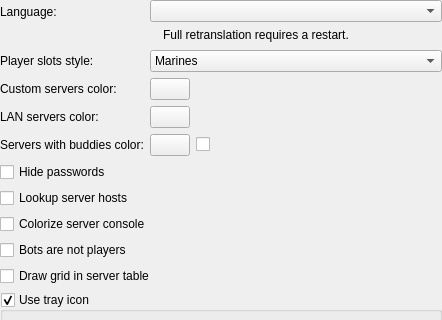
Old version of the form src/core/gui/configuration/cfgappearance.ui in the repository DoomseekerTeam/Doomseeker; both pictures show x 0 to 442 and y 0 to 320 of the 442 by 464 pixel window.
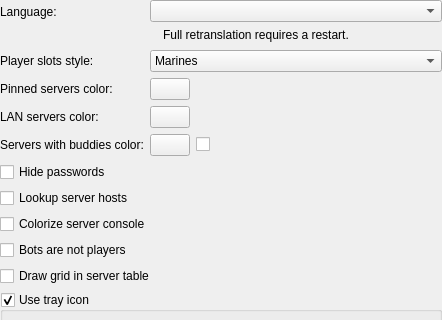
New version of the form. Icons and pictures are not drawn. Custom widgets are drawn as their Qt base class.

```diff
--- a/src/core/gui/configuration/cfgappearance.ui
+++ b/src/core/gui/configuration/cfgappearance.ui
@@ -128,7 +128,7 @@
      <item row="2" column="0">
       <widget class="QLabel" name="label_6">
        <property name="text">
-        <string>Custom servers color:</string>
+        <string>Pinned servers color:</string>
        </property>
       </widget>
      </item>
```
